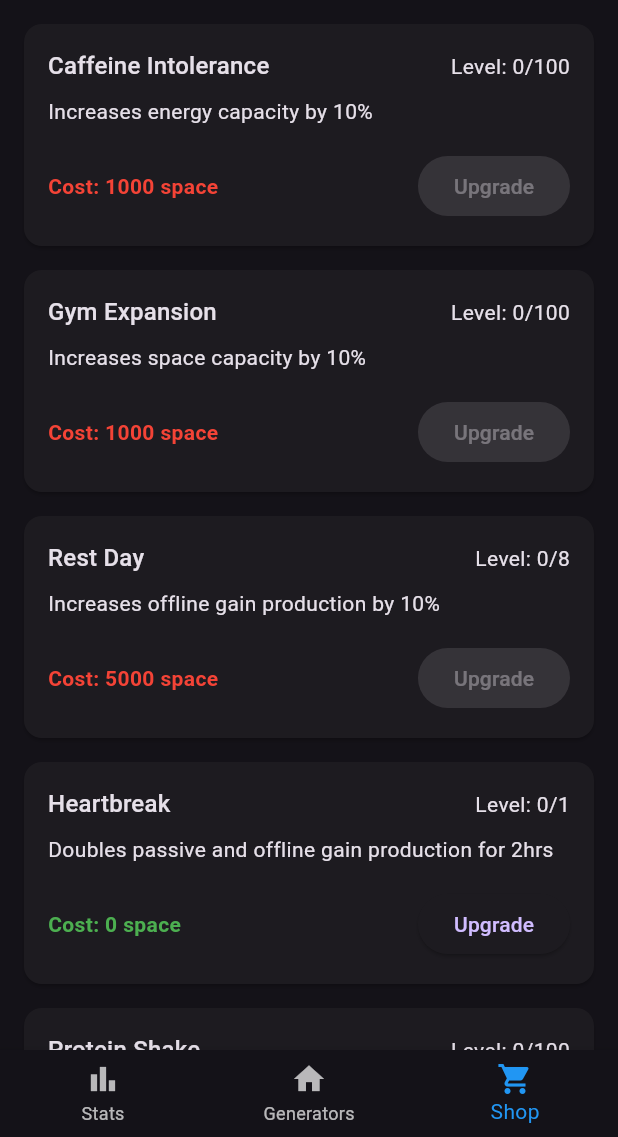
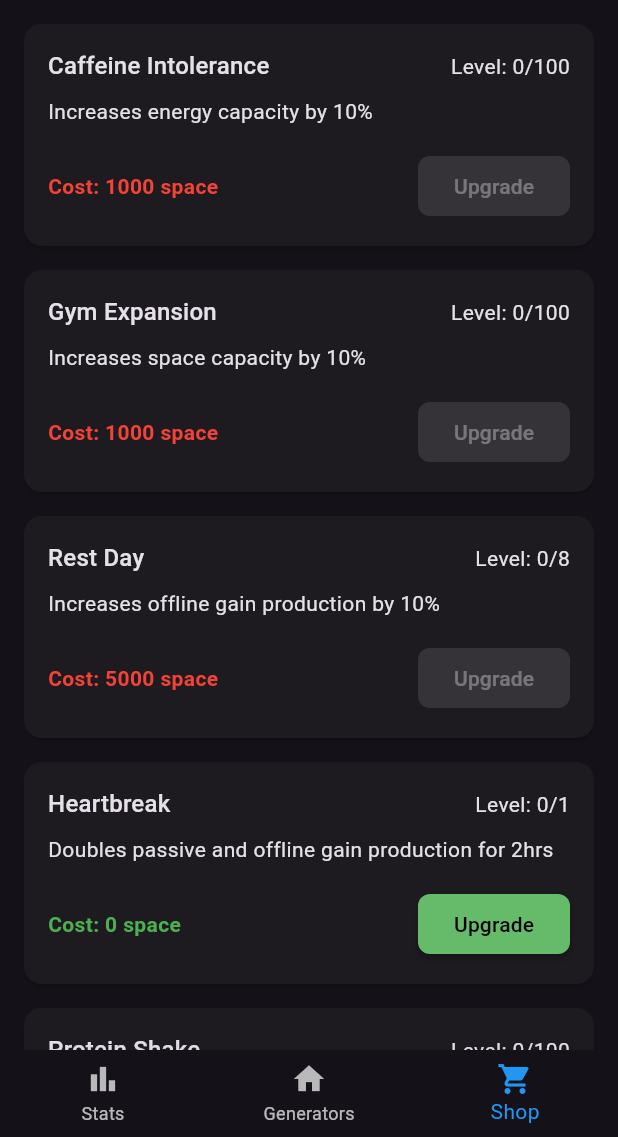
Before and after one commit to enzosv/idlefit-flutter, a Flutter app: the screen it shows after launch, item 3 of the bottom bar chosen, on a phone screen of 412 x 824 dp, the part 99-1236 px from its top. Run offline on Flutter 3.47's test engine with Material 3 defaults, Android fonts, the phone set to English and light mode, and no system bars; our stand-ins replace objectbox, shared_preferences; missing offline and left inert: flame, health; generated files the repository leaves out were written again.

Commit message:
use cardbutton for shop item card

```diff
--- a/lib/widgets/shop_item_card.dart
+++ b/lib/widgets/shop_item_card.dart
@@ -1,4 +1,5 @@
 import 'package:flutter/material.dart';
+import 'package:idlefit/widgets/card_button.dart';
 import 'package:provider/provider.dart';
 import '../services/game_state.dart';
 import '../models/shop_items.dart';
@@ -49,12 +50,12 @@ class ShopItemCard extends StatelessWidget {
                             : Colors.red,
                   ),
                 ),
-                ElevatedButton(
+                CardButton(
+                  text: 'Upgrade',
                   onPressed:
                       (isMaxLevel || gameState.space.count < item.currentCost)
                           ? null
                           : () => gameState.upgradeShopItem(item),
-                  child: const Text('Upgrade'),
                 ),
               ],
             ),
```
